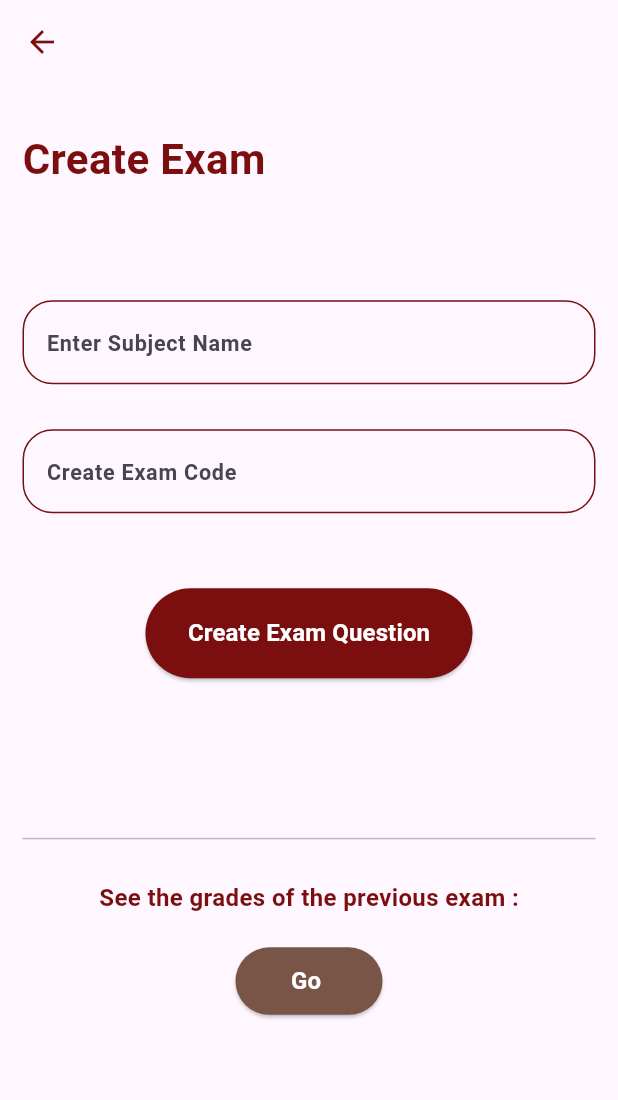
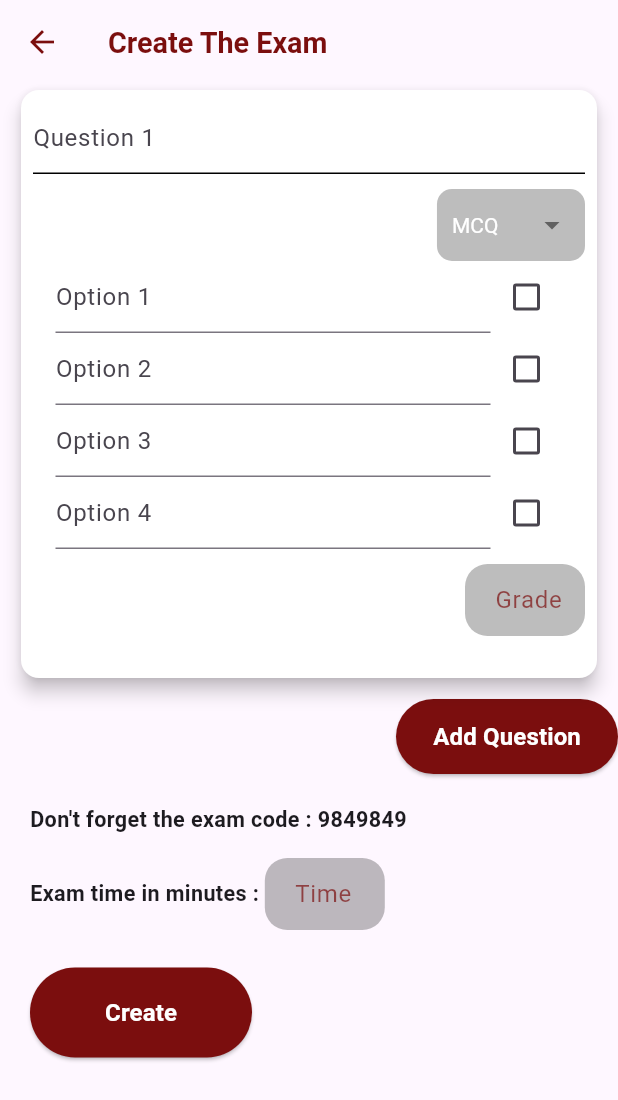
Before and after one commit to SaifSamir1/exam_online_app, a Flutter app: the screen it shows after launch, on a phone screen of 412 x 824 dp. Shown: the top 1100 px of the screen. Run offline on Flutter 3.47's test engine with Material 3 defaults, Android fonts, the light colour scheme and no system bars; our stand-ins replace connectivity_plus, flutter_bloc, fluttertoast, go_router.

Commit message:
Finish the Create Exam Page

```diff
--- a/lib/core/utils/app_router.dart
+++ b/lib/core/utils/app_router.dart
@@ -1,5 +1,6 @@
 
 import 'package:go_router/go_router.dart';
+import 'package:online_exam_app/features/create_the_exam/presentaion/views/create_exam_page.dart';
 import 'package:online_exam_app/features/splash/presentaion/views/splash_page.dart';
 
 import '../../features/authintication/presentaion/views/student_login.dart';
@@ -9,6 +10,7 @@ abstract class AppRouter {
   static  const kStudentAuth = '/kStudentAuth';
   static const kTeacherAuth = '/kTeacherAuth';
   static const kSplashView = '/kSplashView';
+  static const kCreateExamPage = '/kCreateExamPage';
 
   static final router = GoRouter(
     routes: [
@@ -22,8 +24,12 @@ abstract class AppRouter {
         builder: (context, state) => const SplashPage(),
       ),
       GoRoute(
+        path:kTeacherAuth,
+        builder: (context, state) => const TeacherLogin(),
+      ),
+      GoRoute(
         path:'/',
-        builder: (context, state) => const TeacherLogin(),
+        builder: (context, state) => const CreateExamPage(),
       ),
     ],
   );
--- /dev/null
+++ b/lib/features/create_the_exam/data/model/question_model.dart
@@ -0,0 +1,17 @@
+class QuestionModel {
+  final int id;
+  final int grade;
+  final String question;
+  final List<String> options;
+  final String questionType;
+  final String correctAnswer;
+
+  QuestionModel({
+    required this.id,
+    required this.grade,
+    required this.question,
+    required this.options,
+    required this.questionType,
+    required this.correctAnswer,
+  });
+}
--- /dev/null
+++ b/lib/features/create_the_exam/presentaion/manger/question_cubit.dart
@@ -0,0 +1,57 @@
+import 'dart:developer';
+
+import 'package:flutter/material.dart';
+import 'package:flutter_bloc/flutter_bloc.dart';
+
+part 'question_state.dart';
+
+class QuestionCubit extends Cubit<QuestionState> {
+  QuestionCubit() : super(QuestionInitial());
+
+  int? questionsNumber = 1;
+  String? answer;
+  List<String> questionsType = ['MCQ'];
+  List<List<bool>> checkBoxValuesForAllQuestions =[List.filled(4, false)];
+  List<String> options = ['', '', '', '', ];
+
+  void selectedAnswer(String? value){
+    answer = value;
+    emit(SelectedAnswer());
+  }
+  void addQuestionToList(){
+    questionsNumber = questionsNumber! + 1;
+    checkBoxValuesForAllQuestions.add(List.filled(4, false));
+    emit(AddQuestion());
+  }
+  void changeCheckBoxValue(bool value,int index,int questionIndex){
+    //to make the check box value is false
+    checkBoxValuesForAllQuestions[questionIndex].fillRange(0, checkBoxValuesForAllQuestions[questionIndex].length, false);
+    //the selected check box only is true
+    checkBoxValuesForAllQuestions[questionIndex][index] = value;
+    log('questionIndex $questionIndex');
+    log('Answer index  $index');
+    for(var e in checkBoxValuesForAllQuestions)
+      {
+        log(e.toString());
+      }
+    emit(ChangeCheckBoxValue());
+  }
+  void removeQuestionFromList(int index){
+    questionsNumber = questionsNumber! - 1;
+    checkBoxValuesForAllQuestions.removeAt(index);
+    questionsType.removeAt(index);
+    emit(RemoveQuestion());
+  }
+  void questionsTypeList(){
+    questionsType.add('MCQ');
+    for(var element in questionsType)
+      {
+        log(element);
+      }
+  }
+  void changeDropdownButton (String? value, int index )
+  {
+    questionsType[index] = value!;
+    emit(ChangeDropDownButtonState());
+  }
+}
--- /dev/null
+++ b/lib/features/create_the_exam/presentaion/manger/question_state.dart
@@ -0,0 +1,16 @@
+part of 'question_cubit.dart';
+
+@immutable
+sealed class QuestionState {}
+
+final class QuestionInitial extends QuestionState {}
+
+final class ChangeDropDownButtonState extends QuestionState {}
+
+final class SelectedAnswer extends QuestionState {}
+
+final class AddQuestion extends QuestionState {}
+
+final class RemoveQuestion extends QuestionState {}
+
+final class ChangeCheckBoxValue extends QuestionState {}
--- /dev/null
+++ b/lib/features/create_the_exam/presentaion/views/create_exam_page.dart
@@ -0,0 +1,30 @@
+import 'package:flutter/material.dart';
+import 'package:flutter_bloc/flutter_bloc.dart';
+import 'package:online_exam_app/core/utils/app_style.dart';
+import 'package:online_exam_app/features/create_the_exam/presentaion/manger/question_cubit.dart';
+import 'package:online_exam_app/features/create_the_exam/presentaion/views/widgets/create_exam_page_body.dart';
+
+import '../../../../core/utils/constant.dart';
+
+class CreateExamPage extends StatelessWidget {
+  const CreateExamPage({super.key});
+
+  @override
+  Widget build(BuildContext context) {
+    return Scaffold(
+      appBar: AppBar(
+        leading: BackButton(
+          color: defaultColor,
+          onPressed: (){},
+        ),
+        title: Text(
+          'Create The Exam',
+          style: AppStyles.styleSemiBold24(context),
+        ),
+      ),
+      body: BlocProvider(
+          create: (context) => QuestionCubit(),
+          child: const CreateExamPageBody()),
+    );
+  }
+}
--- /dev/null
+++ b/lib/features/create_the_exam/presentaion/views/widgets/create_exam_page_body.dart
@@ -0,0 +1,20 @@
+
+import 'package:flutter/material.dart';
+import 'package:online_exam_app/features/create_the_exam/presentaion/views/widgets/question_list_view.dart';
+import 'package:online_exam_app/features/create_the_exam/presentaion/views/widgets/submit_the_exam.dart';
+import 'add_question.dart';
+
+class CreateExamPageBody extends StatelessWidget {
+  const CreateExamPageBody({super.key});
+
+  @override
+  Widget build(BuildContext context) {
+    return const CustomScrollView(
+      slivers: [
+        QuestionsListView(),
+        AddQuestionButton(),
+        SubmitTheExam(),
+      ],
+    );
+  }
+}
--- /dev/null
+++ b/lib/features/create_the_exam/presentaion/views/widgets/grade_text_field.dart
@@ -0,0 +1,40 @@
+
+import 'dart:developer';
+
+import 'package:flutter/material.dart';
+
+import '../../../../../core/utils/constant.dart';
+
+class GradeOrTimeTextField extends StatelessWidget {
+  const GradeOrTimeTextField({
+    super.key, required this.hintText,
+  });
+  final String hintText;
+  @override
+  Widget build(BuildContext context) {
+    return Container(
+      decoration: BoxDecoration(
+          color: Colors.black26,
+          borderRadius: BorderRadius.circular(15)
+      ),
+      width: 80,
+      child: Padding(
+        padding: const EdgeInsets.only(left: 20.0),
+        child: TextFormField(
+          keyboardType: TextInputType.number,
+          cursorColor: defaultColor,
+          decoration: InputDecoration(
+              hintText: hintText,
+              border: InputBorder.none,
+            hintStyle: TextStyle(
+              color: defaultColor.withOpacity(.7),
+            )
+          ),
+          onChanged: (value){
+            log(value);
+          },
+        ),
+      ),
+    );
+  }
+}
--- /dev/null
+++ b/lib/features/create_the_exam/presentaion/views/widgets/question_list_view_item.dart
@@ -0,0 +1,53 @@
+
+
+import 'package:flutter/material.dart';
+import 'package:flutter_bloc/flutter_bloc.dart';
+import 'package:online_exam_app/features/create_the_exam/presentaion/manger/question_cubit.dart';
+import 'package:online_exam_app/features/create_the_exam/presentaion/views/widgets/question_options.dart';
+import 'package:online_exam_app/features/create_the_exam/presentaion/views/widgets/select_drop_down_button.dart';
+import 'package:online_exam_app/features/create_the_exam/presentaion/views/widgets/the_question.dart';
+import 'grade_and_delete_button_section.dart';
+
+class QuestionsListViewItem extends StatelessWidget {
+  const QuestionsListViewItem({
+    super.key,
+    required this.index,
+  });
+  final int index;
+  @override
+  Widget build(BuildContext context) {
+    return SizedBox(
+      height: BlocProvider.of<QuestionCubit>(context).questionsType[index] == 'MCQ' ? 400 : 310,
+      child: Card(
+        elevation: 5,
+        color: Colors.white,
+        child: Padding(
+          padding: const EdgeInsets.all(8.0),
+          child: CustomScrollView(
+            slivers: [
+              SliverToBoxAdapter(
+                child:TheQuestion(index: index),
+              ),
+              const SliverToBoxAdapter(
+                child:  SizedBox(
+                  height: 10,
+                ),
+              ),
+              SliverToBoxAdapter(
+                child: Align(
+                  alignment: Alignment.topRight,
+                  child: SelectDayDropDownButton(index: index,),),
+              ),
+              QuestionOptions(
+                questionIndex: index,
+              ),
+              GradeAndDeleteButtonSection(
+                index: index,
+              ),
+            ],
+          ),
+        ),
+      ),
+    );
+  }
+}
--- /dev/null
+++ b/lib/features/create_the_exam/presentaion/views/widgets/select_drop_down_button.dart
@@ -0,0 +1,60 @@
+
+
+
+import 'dart:developer';
+
+import 'package:flutter/material.dart';
+import 'package:flutter_bloc/flutter_bloc.dart';
+
+import '../../../../../core/utils/constant.dart';
+import '../../manger/question_cubit.dart';
+
+class SelectDayDropDownButton extends StatelessWidget {
+  const SelectDayDropDownButton({
+    super.key, required this.index,
+  });
+  final int index;
+  @override
+  Widget build(BuildContext context) {
+    return BlocBuilder<QuestionCubit, QuestionState>(
+      builder: (context, state) {
+        return Container(
+          padding: const EdgeInsets.symmetric(horizontal: 10),
+          decoration: const BoxDecoration(
+              color: Colors.black26,
+              borderRadius: BorderRadius.all(Radius.circular(10))),
+          child: DropdownButton(
+            dropdownColor: Colors.black26,
+            hint: const Text(
+              'Que type',
+              style: TextStyle(color: defaultColor),
+            ),
+            style: const TextStyle(color: defaultColor),
+            items: [
+              'MCQ',
+              'T or F ',
+            ]
+                .map(
+                  (e) => DropdownMenuItem(
+                value: e,
+                child: Text(
+                  e,
+                  style: const TextStyle(color: Colors.white),
+                ),
+              ),
+            )
+                .toList(),
+            onChanged: (String? value) {
+
+              BlocProvider.of<QuestionCubit>(context)
+                  .changeDropdownButton( value , index);
+              log(BlocProvider.of<QuestionCubit>(context).questionsType[index]);
+
+            },
+            value: BlocProvider.of<QuestionCubit>(context).questionsType[index],
+          ),
+        );
+      },
+    );
+  }
+}
--- /dev/null
+++ b/lib/features/create_the_exam/presentaion/views/widgets/the_question.dart
@@ -0,0 +1,33 @@
+
+
+import 'package:flutter/material.dart';
+
+import '../../../../../core/utils/constant.dart';
+
+class TheQuestion extends StatelessWidget {
+  const TheQuestion({
+    super.key,
+    required this.index,
+  });
+
+  final int index;
+
+  @override
+  Widget build(BuildContext context) {
+    return TextField(
+      cursorColor: defaultColor,
+      decoration: InputDecoration(
+        hintText: 'Question ${index + 1}',
+        enabledBorder: const UnderlineInputBorder(
+          borderSide: BorderSide(color: Colors.black),
+        ),
+        focusedBorder: const UnderlineInputBorder(
+          borderSide: BorderSide(color: Colors.black),
+        ),
+      ),
+      onChanged: (value) {
+
+      },
+    );
+  }
+}
```
Also changed, not shown: lib/features/create_the_exam/presentaion/views/widgets/add_question.dart (added, +32 -0 lines), lib/features/create_the_exam/presentaion/views/widgets/delete_question_button.dart (added, +27 -0 lines), lib/features/create_the_exam/presentaion/views/widgets/grade_and_delete_button_section.dart (added, +33 -0 lines), lib/features/create_the_exam/presentaion/views/widgets/question_list_view.dart (added, +32 -0 lines), lib/features/create_the_exam/presentaion/views/widgets/question_options.dart (added, +59 -0 lines), lib/features/create_the_exam/presentaion/views/widgets/submit_the_exam.dart (added, +50 -0 lines).
